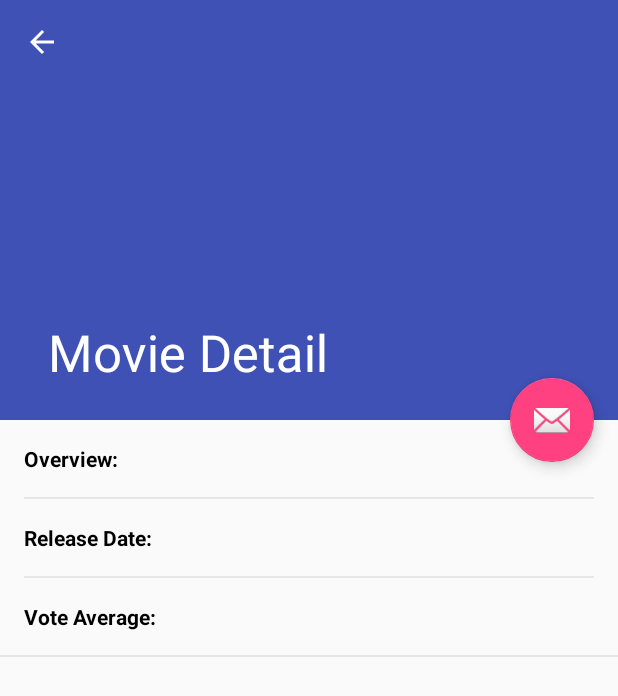
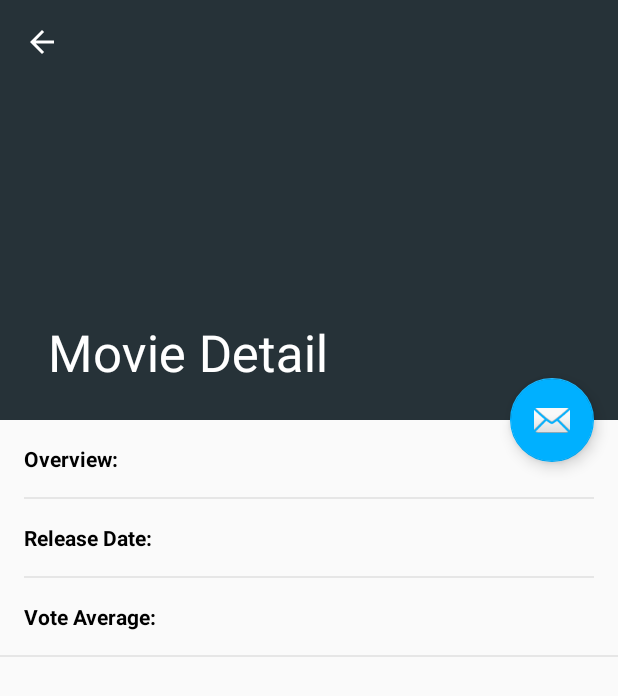
Before and after one commit to rashikaranpuria/Sample-Movie-App, an Android app: the MovieDetailActivity screen opened directly, with no data from a screen before it, on a phone screen of 412 x 824 dp. Shown: the top 696 px of the screen. Run offline under Robolectric (Android 15) with nearby library versions, the phone set to English and light mode, and no system bars; our stand-ins replace Dagger/Hilt's generated code, Picasso, Room's generated code, RxJava; libraries missing offline, so code that uses them is left out: com.jakewharton.retrofit2; pictures from the network do not load; 4 statements that could not run were skipped.

Commit message:
feat: navigation

```diff
--- a/app/src/main/AndroidManifest.xml
+++ b/app/src/main/AndroidManifest.xml
@@ -15,7 +15,6 @@
         <activity android:name=".ui.main.MainActivity">
             <intent-filter>
                 <action android:name="android.intent.action.MAIN" />
-
                 <category android:name="android.intent.category.LAUNCHER" />
             </intent-filter>
         </activity>
@@ -23,7 +22,9 @@
             android:name=".ui.detail.MovieDetailActivity"
             android:label="@string/title_activity_movie_detail"
             android:theme="@style/AppTheme.NoActionBar">
-
+            <meta-data
+                android:name="android.support.PARENT_ACTIVITY"
+                android:value=".ui.main.MainActivity" />
         </activity>
     </application>
 
--- a/app/src/main/res/values/colors.xml
+++ b/app/src/main/res/values/colors.xml
@@ -1,7 +1,7 @@
 <?xml version="1.0" encoding="utf-8"?>
 <resources>
-    <color name="colorPrimary">#3F51B5</color>
-    <color name="colorPrimaryDark">#303F9F</color>
-    <color name="colorAccent">#FF4081</color>
+    <color name="colorPrimary">#263238</color>
+    <color name="colorPrimaryDark">#000a12</color>
+    <color name="colorAccent">#00b0ff</color>
     <color name="white">#ffffff</color>
 </resources>
```
Also changed, not shown: app/src/main/java/app/rashi/com/sample_movie_app/ui/detail/MovieDetailActivity.kt (+12 -0 lines).
